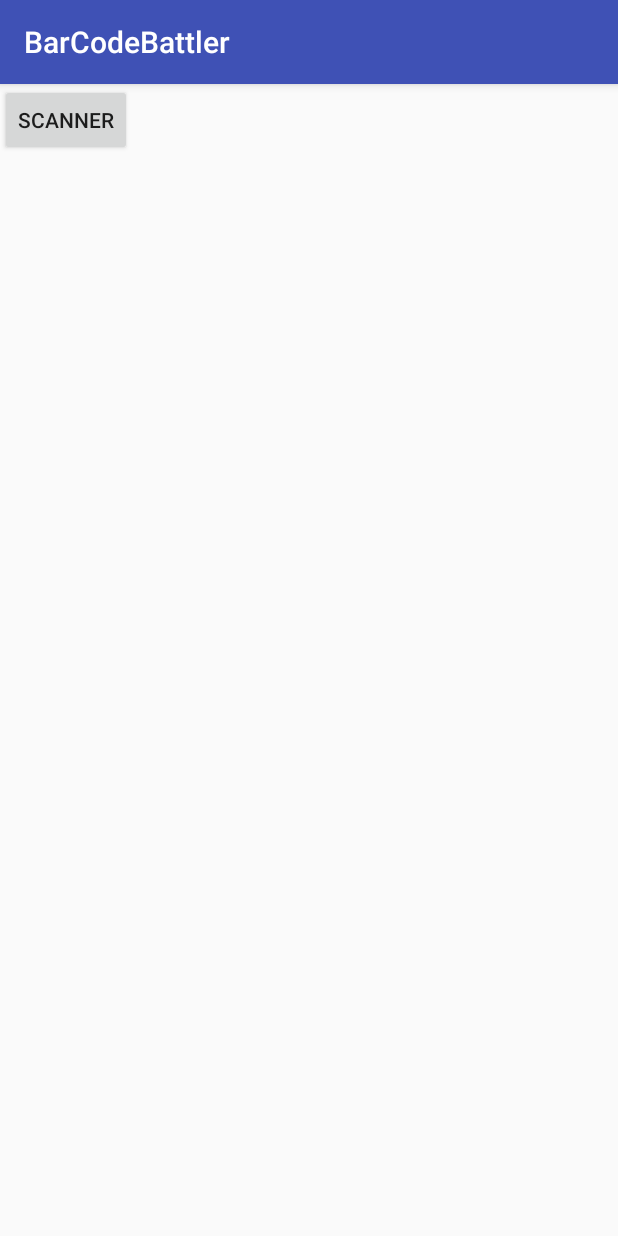
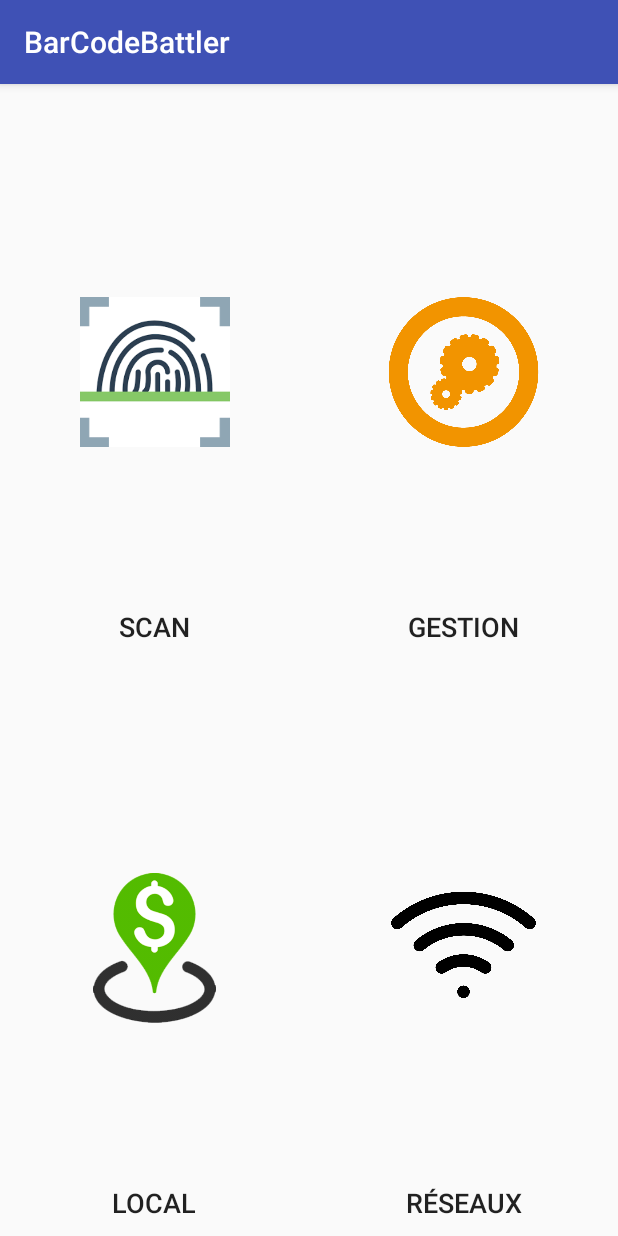
Before and after one commit to PhilyT/CodeBarreBattler, an Android app: the screen it shows after launch (MainActivity), on a phone screen of 412 x 824 dp. Run offline under Robolectric (Android 15) with nearby library versions, the phone set to English and light mode, and no system bars; libraries missing offline, so code that uses them is left out: com.google.zxing.integration.

Commit message:
Ecran daccueil

```diff
--- /dev/null
+++ b/app/src/main/res/drawable/ic_imagecadre_black_24dp.xml
@@ -0,0 +1,4 @@
+<vector android:height="90dp" android:viewportHeight="24.0"
+    android:viewportWidth="24.0" android:width="90dp" xmlns:android="http://schemas.android.com/apk/res/android">
+    <path android:fillColor="#FF000000" android:pathData="M19,3L5,3c-1.1,0 -2,0.9 -2,2v14c0,1.1 0.9,2 2,2h14c1.1,0 2,-0.9 2,-2L21,5c0,-1.1 -0.9,-2 -2,-2zM19,19L5,19L5,5h14v14zM13.96,12.29l-2.75,3.54 -1.96,-2.36L6.5,17h11l-3.54,-4.71z"/>
+</vector>
--- /dev/null
+++ b/app/src/main/res/drawable/right_buttom_btn_line.xml
@@ -0,0 +1,4 @@
+<?xml version="1.0" encoding="utf-8"?>
+<selector xmlns:android="http://schemas.android.com/apk/res/android">
+
+</selector>
--- a/app/src/main/res/layout/activity_main.xml
+++ b/app/src/main/res/layout/activity_main.xml
@@ -1,17 +1,105 @@
-<?xml version="1.0" encoding="utf-8"?>
-<LinearLayout xmlns:android="http://schemas.android.com/apk/res/android"
-    xmlns:app="http://schemas.android.com/apk/res-auto"
-    xmlns:tools="http://schemas.android.com/tools"
-    android:layout_width="match_parent"
-    android:layout_height="match_parent"
-    tools:context="com.example.tom.barcodebattler.MainActivity"
-    android:orientation="vertical">
+<LinearLayout
+    android:orientation="vertical"
+    android:layout_width="fill_parent"
+    android:layout_height="fill_parent"
+    xmlns:android="http://schemas.android.com/apk/res/android">
 
-    <Button
-        android:layout_width="wrap_content"
-        android:layout_height="wrap_content"
-        android:text="scanner"
-        android:id="@+id/button"
-        android:layout_centerVertical="true"
-        android:layout_centerHorizontal="true"/>
+    <TableLayout
+        android:layout_width="match_parent"
+        android:layout_height="match_parent">
+
+        <TableRow
+            android:layout_width="fill_parent"
+            android:layout_height="0dp"
+            android:weightSum="1"
+            android:layout_weight="0.5">
+            <RelativeLayout
+                android:layout_width="0dp"
+                android:layout_height="match_parent"
+                android:layout_weight="0.5">
+                <Button
+                    android:layout_width="match_parent"
+                    android:layout_height="match_parent"
+                    android:id="@+id/button"
+                    android:background="@drawable/right_buttom_btn_line"
+                    android:text="Scan"
+                    android:textSize="18sp"
+                    android:gravity="center|bottom"
+                    android:singleLine="false"
+                    android:paddingBottom="10dp"/>
+                <ImageView
+                    android:layout_width="150dp"
+                    android:layout_height="100dp"
+                    android:src="@drawable/scan"
+                    android:layout_centerInParent="true"/>
+            </RelativeLayout>
+            <RelativeLayout
+                android:layout_width="0dp"
+                android:layout_height="match_parent"
+                android:layout_weight="0.5">
+                <Button
+                    android:layout_width="match_parent"
+                    android:layout_height="match_parent"
+                    android:id="@+id/button2"
+                    android:background="@drawable/right_buttom_btn_line"
+                    android:text="Gestion"
+                    android:textSize="18sp"
+                    android:gravity="center|bottom"
+                    android:singleLine="false"
+                    android:paddingBottom="10dp"/>
+                <ImageView
+                    android:layout_width="150dp"
+                    android:layout_height="100dp"
+                    android:src="@drawable/gestion"
+                    android:layout_centerInParent="true"/>
+            </RelativeLayout>
+        </TableRow>
+
+        <TableRow
+            android:layout_width="fill_parent"
+            android:layout_height="0dp"
+            android:weightSum="1"
+            android:layout_weight="0.5">
+            <RelativeLayout
+                android:layout_width="0dp"
+                android:layout_height="match_parent"
+                android:layout_weight="0.5">
+                <Button
+                    android:layout_width="match_parent"
+                    android:layout_height="match_parent"
+                    android:id="@+id/button3"
+                    android:background="@drawable/right_buttom_btn_line"
+                    android:text="Local"
+                    android:textSize="18sp"
+                    android:gravity="center|bottom"
+                    android:paddingBottom="10dp"/>
+                <ImageView
+                    android:layout_width="150dp"
+                    android:layout_height="100dp"
+                    android:src="@drawable/local"
+                    android:layout_centerInParent="true"/>
+            </RelativeLayout>
+            <RelativeLayout
+                android:layout_width="0dp"
+                android:layout_height="match_parent"
+                android:layout_weight="0.5">
+                <Button
+                    android:layout_width="match_parent"
+                    android:layout_height="match_parent"
+                    android:id="@+id/button4"
+                    android:background="@drawable/right_buttom_btn_line"
+                    android:text="Réseaux"
+                    android:textSize="18sp"
+                    android:gravity="center|bottom"
+                    android:paddingBottom="10dp"/>
+                <ImageView
+                    android:layout_width="150dp"
+                    android:layout_height="100dp"
+                    android:src="@drawable/reseau"
+                    android:layout_centerInParent="true"/>
+            </RelativeLayout>
+        </TableRow>
+    </TableLayout>
+
+
 </LinearLayout>
```
Also changed, not shown: app/src/main/res/drawable/bouton.png (added), app/src/main/res/drawable/gestion.png (added), app/src/main/res/drawable/local.png (added), app/src/main/res/drawable/reseau.png (added), app/src/main/res/drawable/scan.png (added).
